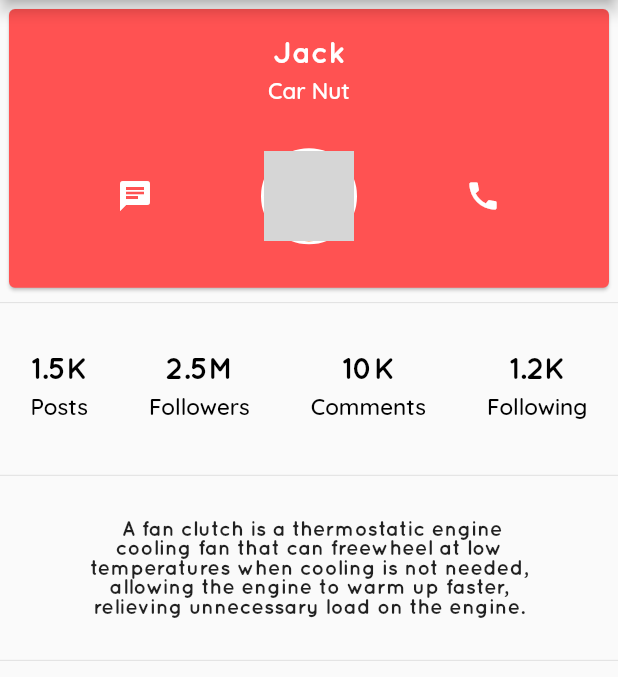
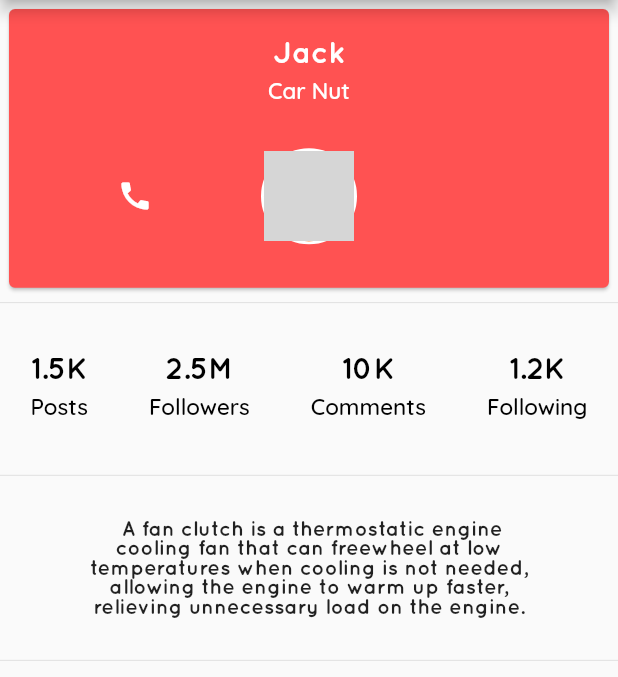
Before and after one commit to Pergunta/WheelTarget, a Flutter app: the ProfileOnePage screen opened by its route, on a phone screen of 412 x 824 dp, the part 84-761 px from its top. Run offline on Flutter 3.47's test engine with Material 2 defaults, Android fonts, the light colour scheme and no system bars; our stand-ins replace flutter_masked_text, font_awesome_flutter, rxdart; network calls fail; grey boxes are pictures that could not be loaded.

Commit message:
phone call added to feed profile page

```diff
--- a/lib/ui/page/profile/profile_one_page.dart
+++ b/lib/ui/page/profile/profile_one_page.dart
@@ -2,7 +2,7 @@ import 'package:flutter/material.dart';
 import 'package:flutter_uikit/ui/widgets/common_divider.dart';
 import 'package:flutter_uikit/ui/widgets/common_scaffold.dart';
 import 'package:flutter_uikit/ui/widgets/profile_tile.dart';
-
+import 'package:url_launcher/url_launcher.dart';
 class ProfileOnePage extends StatelessWidget {
   var deviceSize;
 
@@ -28,9 +28,10 @@ class ProfileOnePage extends StatelessWidget {
                           mainAxisAlignment: MainAxisAlignment.spaceEvenly,
                           children: <Widget>[
                             IconButton(
-                              icon: Icon(Icons.chat),
+                              icon: Icon(Icons.call),
                               color: Colors.white,
-                              onPressed: () {},
+                              onPressed: () => launch("tel://911231113"),
+
                             ),
                             Container(
                               decoration: BoxDecoration(
@@ -50,7 +51,7 @@ class ProfileOnePage extends StatelessWidget {
                             ),
                             IconButton(
                               icon: Icon(Icons.call),
-                              color: Colors.white,
+                              color: Colors.redAccent,
                               onPressed: () {},
                             ),
                           ],
```
